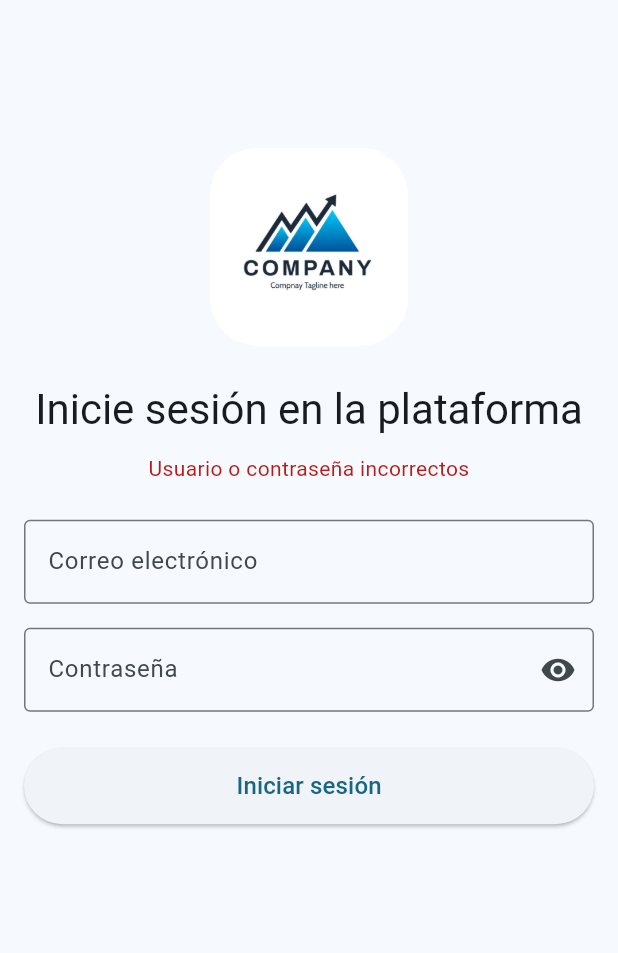
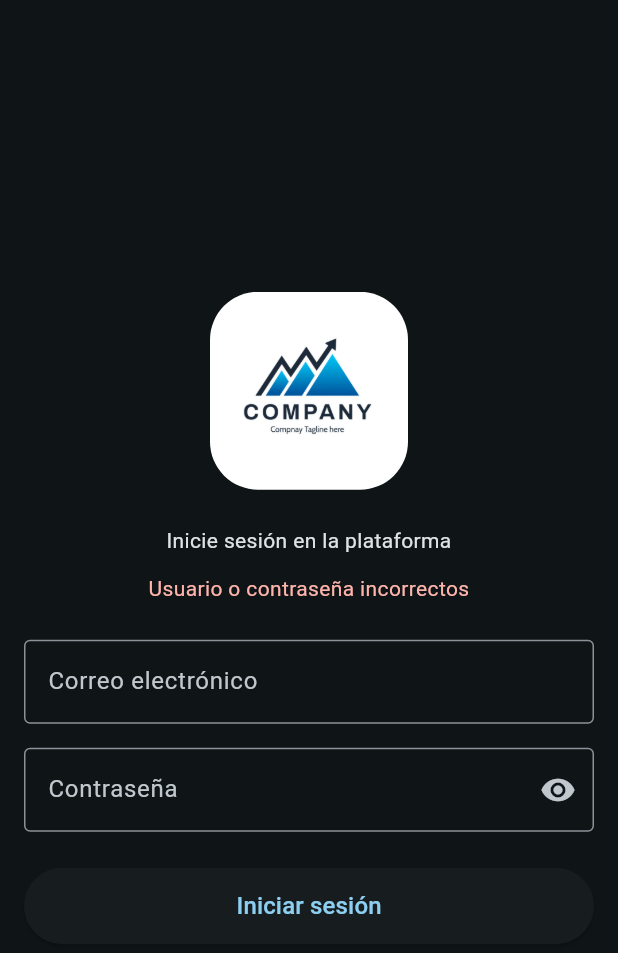
Before and after one commit to juanmadev5/tjm_business_platform_core, a Flutter app: the screen it shows after launch, after a tap on "Iniciar sesión", on a phone screen of 412 x 824 dp. Shown: the top 953 px of the screen. Run offline on Flutter 3.47's test engine with Material 3 defaults, Android fonts, the phone set to English and light mode, and no system bars; our stand-ins replace supabase; missing offline and left inert: window_manager; accounts and stored records are empty; statements that could not run were skipped.

Commit message:
use dark mode by default

```diff
--- a/tjm_business_platform_frontend/lib/core/app_colors.dart
+++ b/tjm_business_platform_frontend/lib/core/app_colors.dart
@@ -3,5 +3,6 @@ import 'package:flutter/material.dart';
 class AppColors {
   static final ColorScheme seedColor = ColorScheme.fromSeed(
     seedColor: const Color(0xFF008FBB),
+    brightness: Brightness.dark,
   );
 }
--- a/tjm_business_platform_frontend/lib/main.dart
+++ b/tjm_business_platform_frontend/lib/main.dart
@@ -2,7 +2,7 @@ import 'dart:io';
 import 'package:flutter/material.dart';
 import 'package:tjm_business_platform/core/app_settings.dart';
 import 'package:tjm_business_platform/core/app_colors.dart';
-import 'package:tjm_business_platform/screens/login_screen.dart';
+import 'package:tjm_business_platform/ui/screens/login_screen.dart';
 import 'package:tjm_business_platform/secrets.dart';
 import 'package:tjm_business_platform_logic/data/client/client_loader.dart';
 import 'package:window_manager/window_manager.dart';
@@ -30,7 +30,7 @@ class MyApp extends StatelessWidget {
       debugShowCheckedModeBanner: false,
       title: AppSettings.appName,
       theme: ThemeData(colorScheme: AppColors.seedColor),
-      themeMode: ThemeMode.system,
+      themeMode: ThemeMode.dark,
       home: const LoginScreen(),
     );
   }
--- a/tjm_business_platform_frontend/lib/screens/login_screen.dart
+++ /dev/null
@@ -1,164 +0,0 @@
-import 'package:flutter/material.dart';
-import 'package:tjm_business_platform/core/app_settings.dart';
-import 'package:tjm_business_platform/core/app_strings.dart';
-import 'package:tjm_business_platform/screens/main_screen.dart';
-import 'package:tjm_business_platform_logic/core/action_result.dart';
-import 'package:tjm_business_platform_logic/domain/auth.dart';
-
-class LoginScreen extends StatefulWidget {
-  const LoginScreen({super.key});
-
-  @override
-  LoginScreenState createState() => LoginScreenState();
-}
-
-class LoginScreenState extends State<LoginScreen> {
-  final Auth auth = Auth();
-
-  String user = "";
-  String password = "";
-  bool error = false;
-  bool showPassword = false;
-  final FocusNode _emailFocus = FocusNode();
-  final FocusNode _passwordFocus = FocusNode();
-
-  void _loginAction() async {
-    if (user.isNotEmpty && password.isNotEmpty) {
-      final result = await auth.login(user, password);
-
-      if (!mounted) return;
-
-      if (result == ActionResult.ok) {
-        Navigator.pushReplacement(
-          context,
-          MaterialPageRoute(builder: (context) => const MainScreen()),
-        );
-      } else {
-        setState(() => error = true);
-      }
-    } else {
-      setState(() => error = true);
-    }
-  }
-
-  @override
-  Widget build(BuildContext context) {
-    return Scaffold(
-      resizeToAvoidBottomInset: true,
-      body: LayoutBuilder(
-        builder: (context, constraints) {
-          double horizontalPadding = constraints.maxWidth > 600 ? 200 : 16;
-
-          return SingleChildScrollView(
-            padding: EdgeInsets.symmetric(
-              horizontal: horizontalPadding,
-              vertical: 24,
-            ),
-            child: Center(
-              child: ConstrainedBox(
-                constraints: const BoxConstraints(
-                  maxWidth: 400,
-                  minHeight: 600,
-                ),
-                child: Column(
-                  mainAxisAlignment: MainAxisAlignment.center,
-                  children: [
-                    companyBrand(),
-
-                    Text(
-                      AppStrings.login,
-                      style: Theme.of(context).textTheme.headlineMedium,
-                      textAlign: .center,
-                    ),
-
-                    if (error)
-                      Padding(
-                        padding: const EdgeInsets.only(top: 12.0),
-                        child: Text(
-                          AppStrings.userOrPasswordInvalid,
-                          style: TextStyle(
-                            color: Theme.of(context).colorScheme.error,
-                          ),
-                          textAlign: .center,
-                        ),
-                      ),
-
-                    const SizedBox(height: 24.0),
-
-                    TextField(
-                      keyboardType: TextInputType.emailAddress,
-                      focusNode: _emailFocus,
-                      textInputAction: TextInputAction.next,
-                      decoration: InputDecoration(
-                        labelText: AppStrings.email,
-                        border: OutlineInputBorder(),
-                      ),
-                      onChanged: (value) => setState(() => user = value),
-                      onSubmitted: (_) {
-                        FocusScope.of(context).requestFocus(_passwordFocus);
-                      },
-                    ),
-
-                    const SizedBox(height: 16.0),
-
-                    TextField(
-                      keyboardType: TextInputType.visiblePassword,
-                      obscureText: !showPassword,
-                      focusNode: _passwordFocus,
-                      textInputAction: TextInputAction.done,
-                      decoration: InputDecoration(
-                        labelText: AppStrings.password,
-                        border: OutlineInputBorder(),
-                        suffixIcon: IconButton(
-                          icon: Icon(
-                            showPassword
-                                ? Icons.visibility_off
-                                : Icons.visibility,
-                          ),
-                          onPressed: () =>
-                              setState(() => showPassword = !showPassword),
-                        ),
-                      ),
-                      onChanged: (value) => setState(() => password = value),
-                      onSubmitted: (_) => _loginAction(),
-                    ),
-
-                    const SizedBox(height: 24.0),
-
-                    SizedBox(
-                      width: double.infinity,
-                      child: ElevatedButton(
-                        onPressed: _loginAction,
-                        child: Padding(
-                          padding: EdgeInsets.symmetric(vertical: 14.0),
-                          child: Text(
-                            AppStrings.actionLogin,
-                            style: TextStyle(fontSize: 16),
-                          ),
-                        ),
-                      ),
-                    ),
-                  ],
-                ),
-              ),
-            ),
-          );
-        },
-      ),
-    );
-  }
-
-  Padding companyBrand() {
-    return Padding(
-      padding: const EdgeInsets.only(bottom: 24.0),
-      child: ClipRRect(
-        borderRadius: BorderRadius.circular(32.0),
-        child: Image.asset(
-          AppSettings.companyLogoAsset,
-          width: 132.0,
-          height: 132.0,
-        ),
-      ),
-    );
-  }
-}
--- /dev/null
+++ b/tjm_business_platform_frontend/lib/ui/screens/login_screen.dart
@@ -0,0 +1,144 @@
+import 'package:flutter/material.dart';
+import 'package:tjm_business_platform/core/app_colors.dart';
+import 'package:tjm_business_platform/core/app_settings.dart';
+import 'package:tjm_business_platform/core/app_strings.dart';
+import 'package:tjm_business_platform/ui/screens/main_screen.dart';
+import 'package:tjm_business_platform_logic/core/action_result.dart';
+import 'package:tjm_business_platform_logic/domain/auth.dart';
+
+class LoginScreen extends StatefulWidget {
+  const LoginScreen({super.key});
+
+  @override
+  LoginScreenState createState() => LoginScreenState();
+}
+
+class LoginScreenState extends State<LoginScreen> {
+  final Auth auth = Auth();
+
+  String user = "";
+  String password = "";
+  bool error = false;
+  bool showPassword = false;
+  final FocusNode _emailFocus = FocusNode();
+  final FocusNode _passwordFocus = FocusNode();
+
+  void _loginAction() async {
+    if (user.isNotEmpty && password.isNotEmpty) {
+      final result = await auth.login(user, password);
+
+      if (!mounted) return;
+
+      if (result == ActionResult.ok) {
+        Navigator.pushReplacement(
+          context,
+          MaterialPageRoute(builder: (context) => const MainScreen()),
+        );
+      } else {
+        setState(() => error = true);
+      }
+    } else {
+      setState(() => error = true);
+    }
+  }
+
+  @override
+  Widget build(BuildContext context) {
+    return Scaffold(
+      backgroundColor: AppColors.seedColor.surface,
+      resizeToAvoidBottomInset: true,
+      body: Padding(
+        padding: const EdgeInsets.only(left: 16, right: 16),
+        child: Column(
+          mainAxisAlignment: MainAxisAlignment.center,
+          children: [
+            companyBrand(),
+
+            Text(
+              AppStrings.login,
+              style: Theme.of(context).textTheme.bodyMedium,
+              textAlign: .center,
+            ),
+
+            if (error)
+              Padding(
+                padding: const EdgeInsets.only(top: 12.0),
+                child: Text(
+                  AppStrings.userOrPasswordInvalid,
+                  style: TextStyle(color: Theme.of(context).colorScheme.error),
+                  textAlign: .center,
+                ),
+              ),
+
+            const SizedBox(height: 24.0),
+
+            TextField(
+              keyboardType: TextInputType.emailAddress,
+              focusNode: _emailFocus,
+              textInputAction: TextInputAction.next,
+              decoration: InputDecoration(
+                labelText: AppStrings.email,
+                border: OutlineInputBorder(),
+              ),
+              onChanged: (value) => setState(() => user = value),
+              onSubmitted: (_) {
+                FocusScope.of(context).requestFocus(_passwordFocus);
+              },
+            ),
+
+            const SizedBox(height: 16.0),
+
+            TextField(
+              keyboardType: TextInputType.visiblePassword,
+              obscureText: !showPassword,
+              focusNode: _passwordFocus,
+              textInputAction: TextInputAction.done,
+              decoration: InputDecoration(
+                labelText: AppStrings.password,
+                border: OutlineInputBorder(),
+                suffixIcon: IconButton(
+                  icon: Icon(
+                    showPassword ? Icons.visibility_off : Icons.visibility,
+                  ),
+                  onPressed: () => setState(() => showPassword = !showPassword),
+                ),
+              ),
+              onChanged: (value) => setState(() => password = value),
+              onSubmitted: (_) => _loginAction(),
+            ),
+
+            const SizedBox(height: 24.0),
+
+            SizedBox(
+              width: double.infinity,
+              child: ElevatedButton(
+                onPressed: _loginAction,
+                child: Padding(
+                  padding: EdgeInsets.symmetric(vertical: 14.0),
+                  child: Text(
+                    AppStrings.actionLogin,
+                    style: TextStyle(fontSize: 16),
+                  ),
+                ),
+              ),
+            ),
+          ],
+        ),
+      ),
+    );
+  }
+
+  Padding companyBrand() {
+    return Padding(
+      padding: const EdgeInsets.only(bottom: 24.0),
+      child: ClipRRect(
+        borderRadius: BorderRadius.circular(32.0),
+        child: Image.asset(
+          AppSettings.companyLogoAsset,
+          width: 132.0,
+          height: 132.0,
+        ),
+      ),
+    );
+  }
+}
--- a/tjm_business_platform_frontend/lib/screens/main_screen.dart
+++ b/tjm_business_platform_frontend/lib/ui/screens/main_screen.dart
@@ -1,5 +1,5 @@
 import 'package:flutter/material.dart';
-import 'package:tjm_business_platform/screens/login_screen.dart';
+import 'package:tjm_business_platform/ui/screens/login_screen.dart';
 import 'package:tjm_business_platform_logic/core/model/platform_user.dart';
 import 'package:tjm_business_platform_logic/core/role.dart';
 import 'package:tjm_business_platform_logic/domain/auth.dart';
```
Also changed, not shown: tjm_business_platform_frontend/lib/ui/components/details_field.dart (renamed from tjm_business_platform_frontend/lib/components/details_field.dart), tjm_business_platform_frontend/lib/ui/components/name_field.dart (renamed from tjm_business_platform_frontend/lib/components/name_field.dart), tjm_business_platform_frontend/lib/ui/components/price_field.dart (renamed from tjm_business_platform_frontend/lib/components/price_field.dart).
